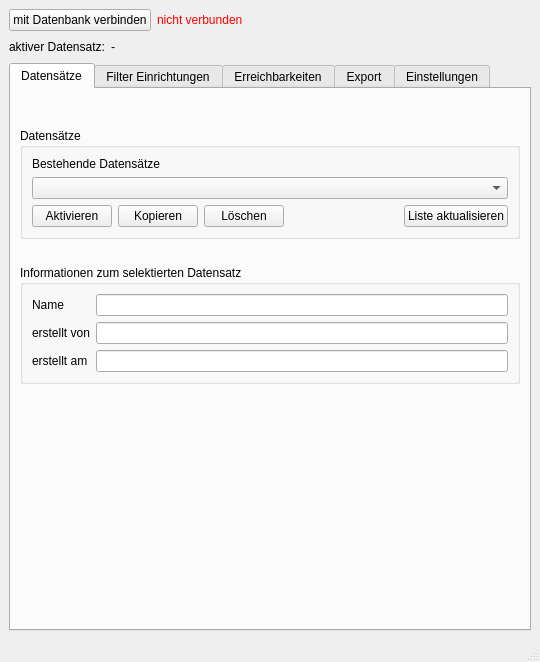
This is shkplugin/shk_plugin_dialog_base.ui in ChrFr/qgis-OTP as Qt 5 draws it before an edit. The edited form follows.
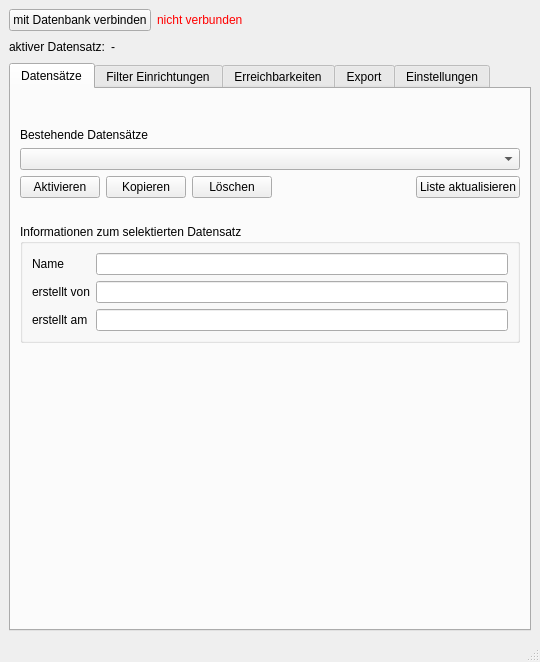
This is the edited form. The open tabs and pages were chosen to show the change.

Commit message: Update: moved year-slider into filter-tree

Diff of the .ui file:
```diff
--- a/shkplugin/shk_plugin_dialog_base.ui
+++ b/shkplugin/shk_plugin_dialog_base.ui
@@ -116,64 +116,59 @@
          </spacer>
         </item>
         <item>
-         <widget class="QGroupBox" name="groupBox_6">
-          <property name="title">
-           <string>Datensätze</string>
-          </property>
-          <layout class="QGridLayout" name="gridLayout_9">
-           <item row="2" column="4">
-            <widget class="QPushButton" name="scen_refresh_button">
+         <widget class="QLabel" name="label_8">
              <property name="text">
-              <string>Liste aktualisieren</string>
+           <string>Bestehende Datensätze</string>
              </property>
             </widget>
            </item>
-           <item row="2" column="0">
+        <item>
+         <widget class="QComboBox" name="scenario_combo"/>
+        </item>
+        <item>
+         <layout class="QHBoxLayout" name="horizontalLayout_12">
+          <item>
             <widget class="QPushButton" name="scen_select_button">
              <property name="text">
               <string>Aktivieren</string>
              </property>
             </widget>
            </item>
-           <item row="1" column="0" colspan="5">
-            <widget class="QComboBox" name="scenario_combo"/>
-           </item>
-           <item row="2" column="3">
-            <spacer name="horizontalSpacer_13">
-             <property name="orientation">
-              <enum>Qt::Horizontal</enum>
-             </property>
-             <property name="sizeHint" stdset="0">
-              <size>
-               <width>40</width>
-               <height>20</height>
-              </size>
-             </property>
-            </spacer>
-           </item>
-           <item row="2" column="1">
+          <item>
             <widget class="QPushButton" name="scen_copy_button">
              <property name="text">
               <string>Kopieren</string>
              </property>
             </widget>
            </item>
-           <item row="2" column="2">
+          <item>
             <widget class="QPushButton" name="scen_delete_button">
              <property name="text">
               <string>Löschen</string>
              </property>
             </widget>
            </item>
-           <item row="0" column="0" colspan="3">
-            <widget class="QLabel" name="label_8">
+          <item>
+           <spacer name="horizontalSpacer_13">
+            <property name="orientation">
+             <enum>Qt::Horizontal</enum>
+            </property>
+            <property name="sizeHint" stdset="0">
+             <size>
+              <width>40</width>
+              <height>20</height>
+             </size>
+            </property>
+           </spacer>
+          </item>
+          <item>
+           <widget class="QPushButton" name="scen_refresh_button">
              <property name="text">
-              <string>Bestehende Datensätze</string>
+             <string>Liste aktualisieren</string>
              </property>
             </widget>
            </item>
           </layout>
-         </widget>
         </item>
         <item>
          <spacer name="verticalSpacer_17">
```
Left out of the diff: 55 changed lines with no effect on the pictures. Lines whose indentation alone changed are shown as unchanged. The commit also changes 3 other files.
